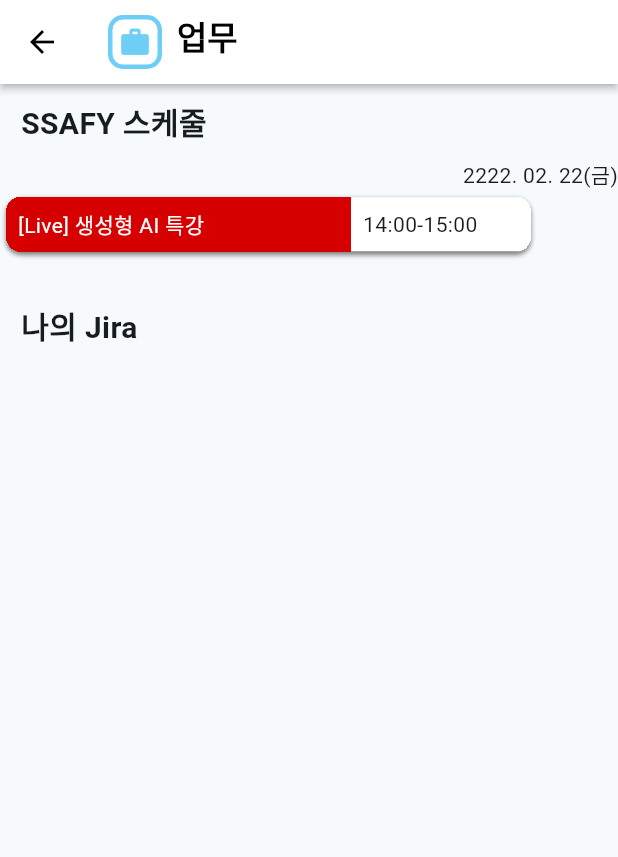
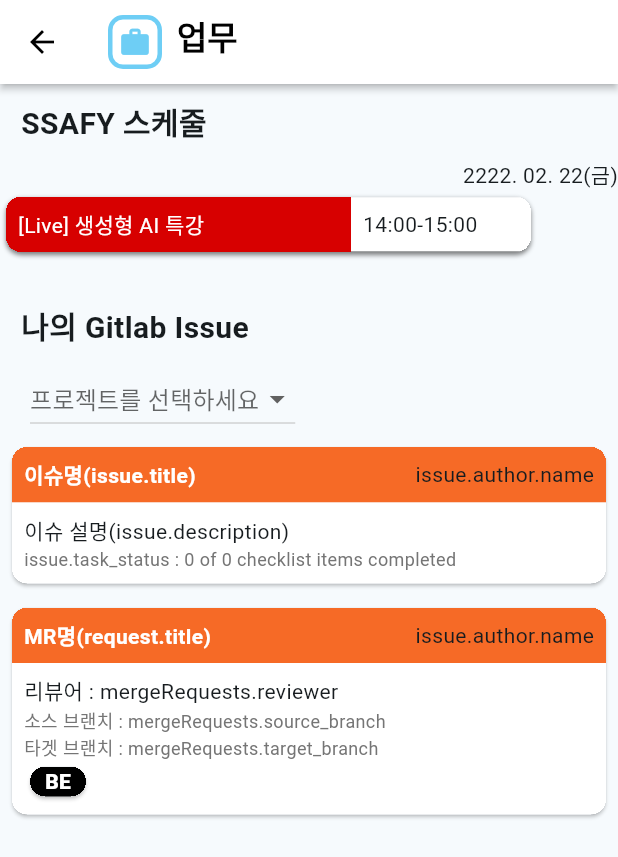
Before and after one commit to latter-electronic/MOASS, a Flutter app: the WorkScreen screen opened directly, on a phone screen of 412 x 824 dp. Shown: the top 857 px of the screen. Run offline on Flutter 3.47's test engine with Material 3 defaults, Android fonts, the phone set to English and light mode, and no system bars; our stand-ins replace auto_size_text, dio, firebase_core, firebase_messaging, flutter_colorpicker, flutter_local_notifications and 5 more; missing offline and left inert: eventflux; accounts and stored records are empty; network calls fail.

Commit message:
Feat: 업무 페이지 깃랩 UI 구현, 네브바 컬러 수정

```diff
--- a/Frontend/moass/lib/screens/home_screen.dart
+++ b/Frontend/moass/lib/screens/home_screen.dart
@@ -73,7 +73,7 @@
       body: Center(
         child: _widgetOptions.isNotEmpty
             ? _widgetOptions.elementAt(_selectedIndex)
-            : const Text('로그인이 풀렸어요'),
+            : const CircularProgressIndicator(),
       ),
       bottomNavigationBar: BottomNavBar(
         currentIndex: _selectedIndex,
--- a/Frontend/moass/lib/screens/main_home_screen.dart
+++ b/Frontend/moass/lib/screens/main_home_screen.dart
@@ -485,7 +485,8 @@
               const CategoryText(text: '오늘 내 예약'),
               isReservationLoading
                   ? const Center(child: CircularProgressIndicator())
-                  : ListView.builder(
+                  : reservations.isNotEmpty
+                      ? ListView.builder(
                           shrinkWrap: true,
                           itemCount: reservations.length,
                           itemBuilder: (context, index) {
@@ -510,7 +511,8 @@
                                               top: Radius.circular(10.0))),
                                       child: Text(reservation.infoName,
                                           style: const TextStyle(
-                                          color: Colors.white, fontSize: 18))),
+                                              color: Colors.white,
+                                              fontSize: 18))),
                                   Container(
                                     padding: const EdgeInsets.all(8.0),
                                     width: double.infinity,
@@ -519,14 +521,17 @@
                                         borderRadius: BorderRadius.vertical(
                                             bottom: Radius.circular(10.0))),
                                     child: Text(timeSlot, // 시간 표시
-                                    style:
-                                        const TextStyle(color: Colors.black54)),
+                                        style: const TextStyle(
+                                            color: Colors.black54)),
                                   ),
                                 ],
                               ),
                             );
                           },
-                    ),
+                        )
+                      : const SizedBox(
+                          height: 200,
+                          child: Center(child: Text('오늘 예약 내역이 없습니다'))),
             ],
           ),
         ));
--- a/Frontend/moass/lib/screens/seat_admin_screen.dart
+++ b/Frontend/moass/lib/screens/seat_admin_screen.dart
@@ -107,18 +107,25 @@
                 Column(
                   crossAxisAlignment: CrossAxisAlignment.start,
                   children: [
-                    Row(
+                    Padding(
+                      padding: const EdgeInsets.symmetric(horizontal: 20.0),
+                      child: Row(
                         mainAxisAlignment: MainAxisAlignment.spaceBetween,
                         children: [
                           DropdownButton(
                               value: selectedCampusIndex,
                               hint: const Text('캠퍼스를 선택하세요'),
                               items: const [
-                              DropdownMenuItem(value: 1, child: Text('서울캠퍼스')),
-                              DropdownMenuItem(value: 2, child: Text('대전캠퍼스')),
-                              DropdownMenuItem(value: 3, child: Text('광주캠퍼스')),
-                              DropdownMenuItem(value: 4, child: Text('구미캠퍼스')),
-                              DropdownMenuItem(value: 5, child: Text('부울경캠퍼스')),
+                                DropdownMenuItem(
+                                    value: 1, child: Text('서울캠퍼스')),
+                                DropdownMenuItem(
+                                    value: 2, child: Text('대전캠퍼스')),
+                                DropdownMenuItem(
+                                    value: 3, child: Text('광주캠퍼스')),
+                                DropdownMenuItem(
+                                    value: 4, child: Text('구미캠퍼스')),
+                                DropdownMenuItem(
+                                    value: 5, child: Text('부울경캠퍼스')),
                               ],
                               onChanged: (int? value) async {
                                 setState(() {
@@ -153,7 +160,8 @@
                               value: selectedClass,
                               hint: const Text('반을 선택하세요'),
                               items: selectedCampusClasses
-                                .map<DropdownMenuItem<String>>((String value) {
+                                  .map<DropdownMenuItem<String>>(
+                                      (String value) {
                                 return DropdownMenuItem(
                                   value: value,
                                   child: Text(value),
@@ -181,6 +189,7 @@
                             ),
                           ),
                         ],
+                      ),
                     ),
                   ],
                 ),
--- a/Frontend/moass/lib/screens/work_screen.dart
+++ b/Frontend/moass/lib/screens/work_screen.dart
@@ -2,6 +2,8 @@
 
 import 'package:flutter/material.dart';
 import 'package:moass/widgets/category_text.dart';
+import 'package:moass/widgets/gitlab_issue_card.dart';
+import 'package:moass/widgets/gitlab_mr_card.dart';
 import 'package:moass/widgets/schedule_box.dart';
 import 'package:moass/widgets/top_bar.dart';
 
@@ -10,9 +12,9 @@
 
   @override
   Widget build(BuildContext context) {
-    return const Scaffold(
+    return Scaffold(
       // 앱 바
-      appBar: TopBar(
+      appBar: const TopBar(
         title: '업무',
         icon: Icons.work_rounded,
       ),
@@ -22,21 +24,33 @@
         crossAxisAlignment: CrossAxisAlignment.start,
         children: [
           // 싸피 스케줄
-          CategoryText(text: 'SSAFY 스케줄'),
-          Align(
+          const CategoryText(text: 'SSAFY 스케줄'),
+          const Align(
             alignment: Alignment.topRight, // 오른쪽 끝에 텍스트 정렬
             child: Text('2222. 02. 22(금)'),
           ),
           // 들어오는 데이터에 따라 반복문 구현(일정들)
-          ScheduleBox(title: '[Live] 생성형 AI 특강', time: '14:00-15:00'),
+          const ScheduleBox(title: '[Live] 생성형 AI 특강', time: '14:00-15:00'),
 
           // 스케줄과 지라 사이 간격 주기
-          SizedBox(
+          const SizedBox(
             height: 20,
           ),
 
           // 나의 지라
-          CategoryText(text: '나의 Jira'),
+          const CategoryText(text: '나의 Gitlab Issue'),
+          Padding(
+            padding: const EdgeInsets.symmetric(horizontal: 20.0),
+            child: DropdownButton(
+                hint: const Text('프로젝트를 선택하세요'),
+                items: const [
+                  DropdownMenuItem(value: 1, child: Text('S10P31E203')),
+                  DropdownMenuItem(value: 2, child: Text('TIL')),
+                ],
+                onChanged: (int? value) {}),
+          ),
+          const GitlabIssueCardWidget(),
+          const GitlabMRCardWidget(),
         ],
       ),
     );
--- a/Frontend/moass/lib/services/todo_api.dart
+++ b/Frontend/moass/lib/services/todo_api.dart
@@ -19,7 +19,7 @@
         print('No access token available');
         return [];
       }
-      // print(accessToken);
+      print(accessToken);
       // API요청, 헤더에 토큰 넣기
       final response = await dio.get(
         '$baseUrl/api/schedule/todo',
--- a/Frontend/moass/lib/widgets/bottom_navbar.dart
+++ b/Frontend/moass/lib/widgets/bottom_navbar.dart
@@ -29,7 +29,7 @@
             icon: Icon(Icons.dashboard_outlined), label: '모음보드'),
       ],
       unselectedItemColor: Colors.grey.shade400,
-      selectedItemColor: Colors.amber[800],
+      selectedItemColor: const Color(0xFF6ECEF5),
     );
   }
 }
--- /dev/null
+++ b/Frontend/moass/lib/widgets/gitlab_issue_card.dart
@@ -0,0 +1,53 @@
+import 'package:flutter/material.dart';
+
+class GitlabIssueCardWidget extends StatelessWidget {
+  const GitlabIssueCardWidget({super.key});
+
+  @override
+  Widget build(BuildContext context) {
+    return SizedBox(
+      width: double.infinity,
+      child: Card(
+        margin: const EdgeInsets.all(8),
+        shape:
+            RoundedRectangleBorder(borderRadius: BorderRadius.circular(10.0)),
+        clipBehavior: Clip.hardEdge,
+        child: Column(
+          crossAxisAlignment: CrossAxisAlignment.start,
+          children: [
+            Container(
+              padding: const EdgeInsets.all(8.0),
+              decoration: const BoxDecoration(color: Color(0xFFF66A26)),
+              child: const Row(
+                mainAxisAlignment: MainAxisAlignment.spaceBetween,
+                children: [
+                  Text(
+                    '이슈명(issue.title)',
+                    style: TextStyle(
+                        color: Colors.white, fontWeight: FontWeight.w600),
+                  ),
+                  Text('issue.author.name'),
+                ],
+              ),
+            ),
+            Container(
+                width: double.maxFinite,
+                padding: const EdgeInsets.all(8),
+                decoration: const BoxDecoration(color: Colors.white),
+                child: Column(
+                  crossAxisAlignment: CrossAxisAlignment.start,
+                  children: [
+                    const Text('이슈 설명(issue.description)'),
+                    Text(
+                      'issue.task_status : 0 of 0 checklist items completed',
+                      style:
+                          TextStyle(fontSize: 12, color: Colors.grey.shade600),
+                    ),
+                  ],
+                )),
+          ],
+        ),
+      ),
+    );
+  }
+}
--- /dev/null
+++ b/Frontend/moass/lib/widgets/gitlab_mr_card.dart
@@ -0,0 +1,80 @@
+import 'package:flutter/material.dart';
+
+class GitlabMRCardWidget extends StatelessWidget {
+  const GitlabMRCardWidget({super.key});
+
+  @override
+  Widget build(BuildContext context) {
+    return SizedBox(
+      width: double.infinity,
+      child: Card(
+        margin: const EdgeInsets.all(8),
+        shape:
+            RoundedRectangleBorder(borderRadius: BorderRadius.circular(10.0)),
+        clipBehavior: Clip.hardEdge,
+        child: Column(
+          crossAxisAlignment: CrossAxisAlignment.start,
+          children: [
+            Container(
+              padding: const EdgeInsets.all(8.0),
+              decoration: const BoxDecoration(color: Color(0xFFF66A26)),
+              child: const Row(
+                mainAxisAlignment: MainAxisAlignment.spaceBetween,
+                children: [
+                  Text(
+                    'MR명(request.title)',
+                    style: TextStyle(
+                        color: Colors.white, fontWeight: FontWeight.w600),
+                  ),
+                  Text('issue.author.name'),
+                ],
+              ),
+            ),
+            Container(
+                width: double.maxFinite,
+                padding: const EdgeInsets.all(8),
+                decoration: const BoxDecoration(color: Colors.white),
+                child: Column(
+                  crossAxisAlignment: CrossAxisAlignment.start,
+                  children: [
+                    const Text('리뷰어 : mergeRequests.reviewer'),
+                    Text(
+                      '소스 브랜치 : mergeRequests.source_branch',
+                      style:
+                          TextStyle(fontSize: 12, color: Colors.grey.shade600),
+                    ),
+                    Text(
+                      '타겟 브랜치 : mergeRequests.target_branch',
+                      style:
+                          TextStyle(fontSize: 12, color: Colors.grey.shade600),
+                    ),
+                    Row(
+                      children: [
+                        Card(
+                          shape: RoundedRectangleBorder(
+                              borderRadius: BorderRadius.circular(10.0)),
+                          clipBehavior: Clip.hardEdge,
+                          child: Container(
+                              padding:
+                                  const EdgeInsets.symmetric(horizontal: 10),
+                              decoration:
+                                  const BoxDecoration(color: Colors.black),
+                              child: const Center(
+                                child: Text(
+                                  'BE',
+                                  style: TextStyle(
+                                      color: Colors.white,
+                                      fontWeight: FontWeight.w800),
+                                ),
+                              )),
+                        )
+                      ],
+                    ),
+                  ],
+                )),
+          ],
+        ),
+      ),
+    );
+  }
+}
```
Lines whose indentation alone changed are shown as unchanged.
